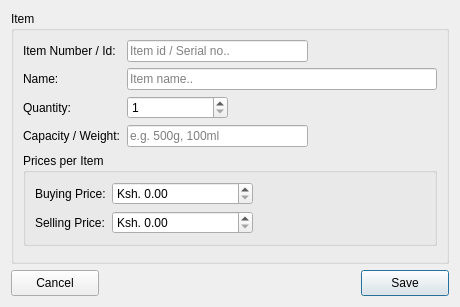
Old version of the form src/add_new.ui in the repository krivahtoo/stockmanager.
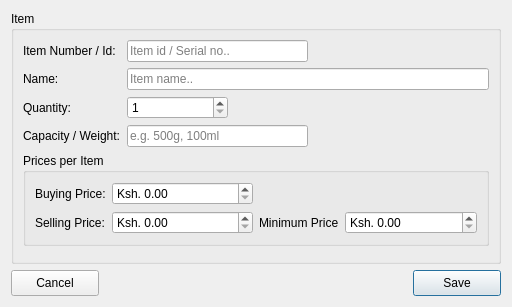
New version of the form. Icons and pictures are not drawn.

```diff
--- a/src/add_new.ui
+++ b/src/add_new.ui
@@ -9,8 +9,8 @@
    <rect>
     <x>0</x>
     <y>0</y>
-    <width>460</width>
-    <height>271</height>
+    <width>512</width>
+    <height>272</height>
    </rect>
   </property>
   <property name="minimumSize">
@@ -100,6 +100,8 @@
         <property name="title">
          <string>Prices per Item</string>
         </property>
+        <layout class="QHBoxLayout" name="horizontalLayout_2">
+         <item>
         <layout class="QFormLayout" name="formLayout_2">
          <item row="0" column="0">
           <widget class="QLabel" name="label">
@@ -155,6 +157,42 @@
             <number>0</number>
            </property>
           </widget>
+           </item>
+          </layout>
+         </item>
+         <item>
+          <layout class="QFormLayout" name="formLayout_4">
+           <item row="1" column="0">
+            <widget class="QLabel" name="label_3">
+             <property name="text">
+              <string>Minimum Price</string>
+             </property>
+            </widget>
+           </item>
+           <item row="1" column="1">
+            <widget class="QSpinBox" name="spnMin">
+             <property name="suffix">
+              <string>.00</string>
+             </property>
+             <property name="prefix">
+              <string>Ksh. </string>
+             </property>
+            </widget>
+           </item>
+           <item row="0" column="0">
+            <spacer name="verticalSpacer_2">
+             <property name="orientation">
+              <enum>Qt::Vertical</enum>
+             </property>
+             <property name="sizeHint" stdset="0">
+              <size>
+               <width>20</width>
+               <height>40</height>
+              </size>
+             </property>
+            </spacer>
+           </item>
+          </layout>
          </item>
         </layout>
        </widget>
```
Left out of the diff: 3 changed lines with no effect on the pictures. Lines whose indentation alone changed are shown as unchanged.
